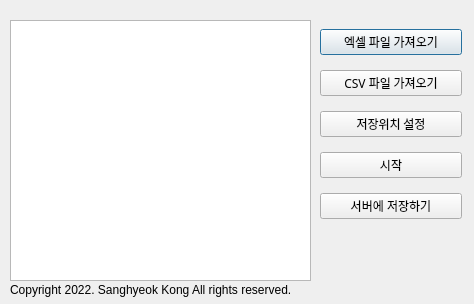
The window that untitled.ui (kkong0123/map-project) describes before a commit, drawn with Qt 5.
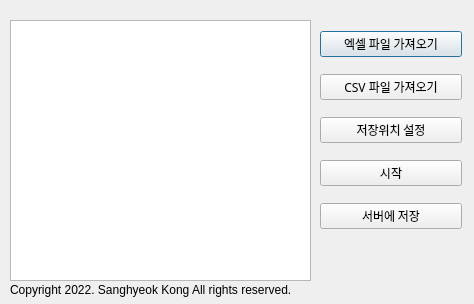
The same window after the commit.

Commit message: [UPDATE] 서버에 저장 버튼 추가

```diff
--- a/untitled.ui
+++ b/untitled.ui
@@ -34,7 +34,7 @@
      <x>320</x>
      <y>20</y>
      <width>142</width>
-     <height>211</height>
+     <height>221</height>
     </rect>
    </property>
    <layout class="QVBoxLayout" name="verticalLayout">
@@ -57,6 +57,9 @@
         <family>맑은 고딕 Semilight</family>
        </font>
       </property>
+      <property name="styleSheet">
+       <string notr="true"/>
+      </property>
       <property name="text">
        <string>CSV 파일 가져오기</string>
       </property>
@@ -88,8 +91,13 @@
     </item>
     <item>
      <widget class="QPushButton" name="pushButton_5">
+      <property name="font">
+       <font>
+        <family>맑은 고딕 Semilight</family>
+       </font>
+      </property>
       <property name="text">
-       <string>서버에 저장하기</string>
+       <string>서버에 저장</string>
       </property>
      </widget>
     </item>
```
Left out of the diff: 44 changed lines with no effect on the pictures.
